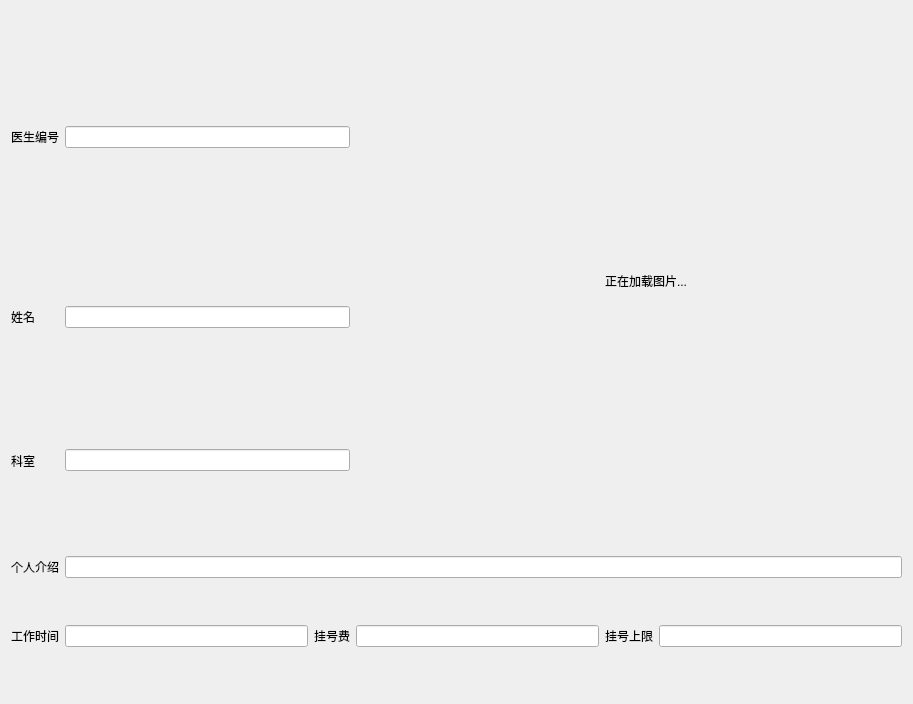
Qt form src/patient-client/src/doctorinfodetails.ui (bit-cs-practicing/MedicalIntelligence) before a commit.
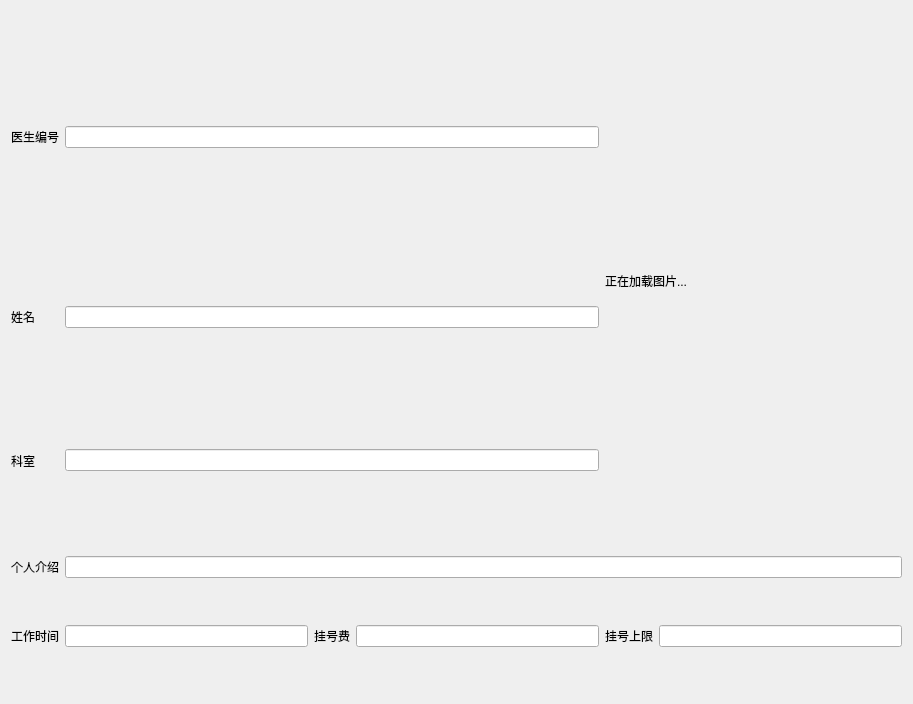
The same form after that commit.

Commit message: refactor(patient-client/view): improve doctor information form layout

```diff
--- a/src/patient-client/src/doctorinfodetails.ui
+++ b/src/patient-client/src/doctorinfodetails.ui
@@ -31,9 +31,6 @@
      </property>
     </widget>
    </item>
-   <item row="2" column="1" colspan="2">
-    <widget class="QLineEdit" name="depart"/>
-   </item>
    <item row="0" column="0">
     <widget class="QLabel" name="label">
      <property name="text">
@@ -41,9 +38,6 @@
      </property>
     </widget>
    </item>
-   <item row="1" column="1" colspan="2">
-    <widget class="QLineEdit" name="name"/>
-   </item>
    <item row="4" column="4">
     <widget class="QLabel" name="label_7">
      <property name="text">
@@ -51,9 +45,6 @@
      </property>
     </widget>
    </item>
-   <item row="0" column="1" colspan="2">
-    <widget class="QLineEdit" name="doctorId"/>
-   </item>
    <item row="4" column="3">
     <widget class="QLineEdit" name="regFee"/>
    </item>
@@ -97,6 +88,15 @@
      </property>
     </widget>
    </item>
+   <item row="0" column="1" colspan="3">
+    <widget class="QLineEdit" name="doctorId"/>
+   </item>
+   <item row="1" column="1" colspan="3">
+    <widget class="QLineEdit" name="name"/>
+   </item>
+   <item row="2" column="1" colspan="3">
+    <widget class="QLineEdit" name="depart"/>
+   </item>
   </layout>
  </widget>
  <resources/>
```
